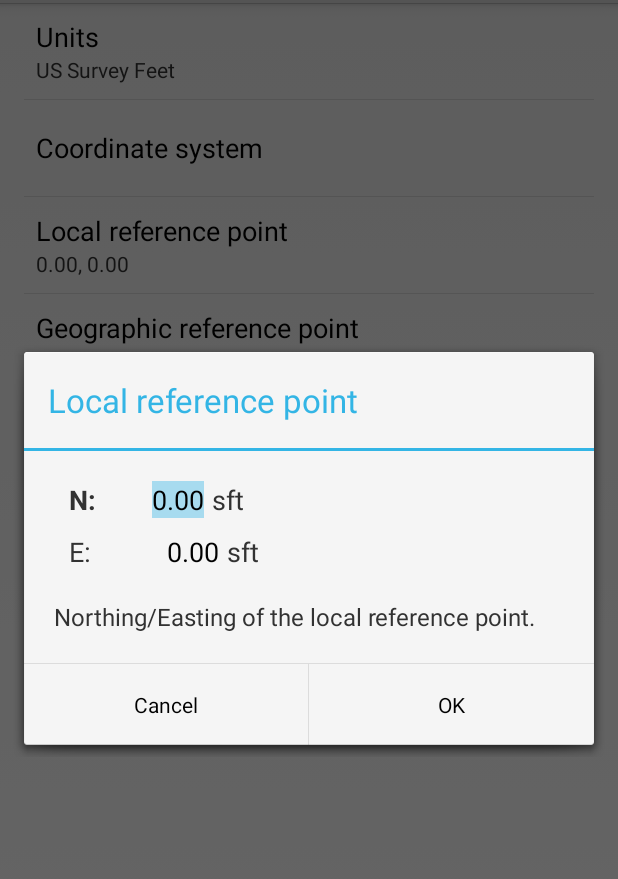
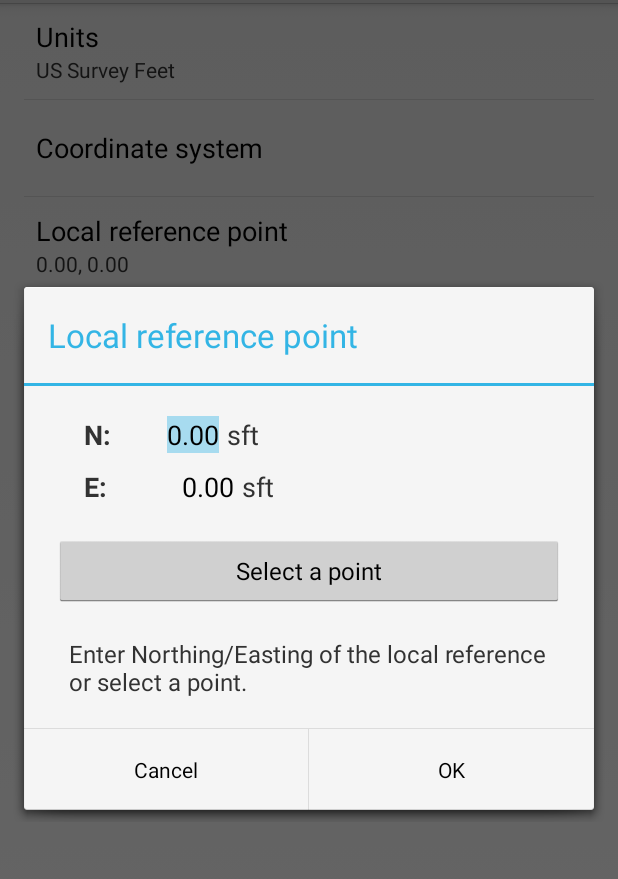
Before and after one commit to chasmack/GeoLocal, an Android app: the fragment TransformSettingsFragment shown on its own in the app's theme, after a tap on "Local reference point", on a phone screen of 412 x 824 dp, the part 69-948 px from its top. Run offline under Robolectric (Android 15) with nearby library versions, the phone set to English and light mode, and no system bars; 1 statement that could not run was skipped.

Commit message:
callback from local ref preference to main activity

```diff
--- a/app/src/main/java/com/asis/chasm/geolocal/LocalRefPreference.java
+++ b/app/src/main/java/com/asis/chasm/geolocal/LocalRefPreference.java
@@ -1,13 +1,20 @@
 package com.asis.chasm.geolocal;
 
+import android.app.Activity;
+import android.app.Dialog;
+import android.app.FragmentManager;
 import android.content.Context;
+import android.content.DialogInterface;
 import android.content.res.TypedArray;
 import android.preference.DialogPreference;
+import android.support.v4.app.NavUtils;
 import android.util.AttributeSet;
 import android.util.Log;
 import android.view.View;
+import android.widget.Button;
 import android.widget.EditText;
 import android.widget.TextView;
+import android.widget.Toast;
 
 /*
 * Coordinate pair preference.
@@ -32,6 +39,12 @@ public class LocalRefPreference extends DialogPreference {
     // Reference to the dialog view.
     private View mDialogView;
 
+    // Callback interface for the dialog button.
+    interface PreferenceListener {
+        void selectLocalPoint();
+    }
+    PreferenceListener mListener = null;
+
     @Override
     public void setSummary(CharSequence summary) {
         super.setSummary(summary);
@@ -47,6 +60,8 @@ public class LocalRefPreference extends DialogPreference {
         setNegativeButtonText(android.R.string.cancel);
 
         setDialogIcon(null);
+
+        mListener = (PreferenceListener) context;
     }
 
     @Override
@@ -79,14 +94,25 @@ public class LocalRefPreference extends DialogPreference {
 
         // Set the units suffix.
         TransformSettings s = TransformSettings.getSettings();
-        ((TextView)view.findViewById(R.id.firstSuffix)).setText(s.getLocalUnitsAbbrev());
-        ((TextView)view.findViewById(R.id.secondSuffix)).setText(s.getLocalUnitsAbbrev());
+        ((TextView) view.findViewById(R.id.firstSuffix)).setText(s.getLocalUnitsAbbrev());
+        ((TextView) view.findViewById(R.id.secondSuffix)).setText(s.getLocalUnitsAbbrev());
 
         // Initialize the values.
         ((EditText) view.findViewById(R.id.firstValue))
-                .setText(String.format(s.getLocalUnitsFormat(), s.getRefY()));
+                .setText(String.format(s.getLocalUnitsFormat(), s.getRefY() * s.getUnitsFactor()));
         ((EditText) view.findViewById(R.id.secondValue))
-                .setText(String.format(s.getLocalUnitsFormat(), s.getRefX()));
+                .setText(String.format(s.getLocalUnitsFormat(), s.getRefX() * s.getUnitsFactor()));
+
+        // Select a point button callback
+        view.findViewById(R.id.buttonSelectPoint)
+                .setOnClickListener(new View.OnClickListener() {
+                    @Override
+                    public void onClick(View v) {
+                        if (mListener != null ) {
+                            mListener.selectLocalPoint();
+                        }
+                    }
+                });
     }
 
     @Override
--- a/app/src/main/java/com/asis/chasm/geolocal/MainActivity.java
+++ b/app/src/main/java/com/asis/chasm/geolocal/MainActivity.java
@@ -12,6 +12,7 @@ import android.preference.PreferenceManager;
 import android.util.Log;
 import android.view.Menu;
 import android.view.MenuItem;
+import android.widget.Toast;
 
 import java.io.BufferedReader;
 import java.io.IOException;
@@ -20,10 +21,17 @@ import java.util.ArrayList;
 
 import com.asis.chasm.geolocal.PointsContract.Projections;
 
-public class MainActivity extends Activity {
+public class MainActivity extends Activity
+        implements LocalRefPreference.PreferenceListener {
 
     // Use for logging and debugging
     private static final String TAG = "MainActivity";
+
+    // Preference listener implementation
+    @Override
+    public void selectLocalPoint() {
+        Toast.makeText(this, "selectPoint", Toast.LENGTH_SHORT).show();
+    }
 
     // Tags to identify the fragments
     public static final String FRAGMENT_POINTS_LIST = "list";
--- a/app/src/main/java/com/asis/chasm/geolocal/TransformSettingsFragment.java
+++ b/app/src/main/java/com/asis/chasm/geolocal/TransformSettingsFragment.java
@@ -8,10 +8,12 @@ import android.preference.ListPreference;
 import android.preference.Preference;
 import android.preference.PreferenceFragment;
 import android.preference.PreferenceGroup;
+import android.preference.PreferenceScreen;
 import android.util.Log;
 import android.view.LayoutInflater;
 import android.view.View;
 import android.view.ViewGroup;
+import android.widget.Toast;
 
 public class TransformSettingsFragment extends PreferenceFragment
         implements OnSharedPreferenceChangeListener {
@@ -93,7 +95,7 @@ public class TransformSettingsFragment extends PreferenceFragment
         }
     }
 
-    @Override
+   @Override
     public void onAttach(Activity activity) {
         super.onAttach(activity);
     }
--- a/app/src/main/res/layout/dialog_local_ref.xml
+++ b/app/src/main/res/layout/dialog_local_ref.xml
@@ -11,7 +11,7 @@
         android:layout_height="wrap_content"
         android:orientation="horizontal"
         android:layout_marginTop="20dp"
-        android:layout_marginStart="30dp" >
+        android:layout_marginStart="40dp" >
 
         <TextView
             android:id="@+id/firstTitle"
@@ -50,13 +50,14 @@
         android:layout_height="wrap_content"
         android:orientation="horizontal"
         android:layout_marginTop="10dp"
-        android:layout_marginStart="30dp" >
+        android:layout_marginStart="40dp" >
 
         <TextView
             android:id="@+id/secondTitle"
             android:layout_width="30dp"
             android:layout_height="wrap_content"
             android:textSize="18sp"
+            android:textStyle="bold"
             android:text="@string/pref_local_ref_second_title" />
 
         <EditText
@@ -70,7 +71,7 @@
             android:gravity="right"
             android:minWidth="60dp"
             android:selectAllOnFocus="true"
-            android:imeOptions="actionDone" />
+            android:imeOptions="actionNext" />
 
         <TextView
             android:id="@+id/secondSuffix"
@@ -81,11 +82,24 @@
 
     </LinearLayout>
 
+    <Button
+        android:id="@+id/buttonSelectPoint"
+        android:layout_width="fill_parent"
+        android:layout_height="wrap_content"
+        android:layout_marginTop="20dp"
+        android:layout_marginStart="20dp"
+        android:layout_marginEnd="20dp"
+        android:text="@string/pref_local_ref_button_text"
+        android:textSize="16sp" />
+
     <TextView
         android:id="@+id/message"
         android:layout_width="wrap_content"
         android:layout_height="wrap_content"
-        android:layout_margin="20dp"
+        android:layout_marginTop="20dp"
+        android:layout_marginStart="30dp"
+        android:layout_marginEnd="30dp"
+        android:layout_marginBottom="20dp"
         android:textSize="16sp"
         android:text="@string/pref_local_ref_message" />
 
--- a/app/src/main/res/values/strings.xml
+++ b/app/src/main/res/values/strings.xml
@@ -30,7 +30,8 @@
     <string name="pref_local_ref_default">0.000, 0.000</string>
     <string name="pref_local_ref_first_title">N:</string>
     <string name="pref_local_ref_second_title">E:</string>
-    <string name="pref_local_ref_message">Northing/Easting of the local reference point.</string>
+    <string name="pref_local_ref_button_text">Select a point</string>
+    <string name="pref_local_ref_message">Enter Northing/Easting of the local reference or select a point.</string>
 
     <string name="perf_geo_ref_key">pref_geo_ref</string>
     <string name="perf_geo_ref_title">Geographic reference point</string>
```
